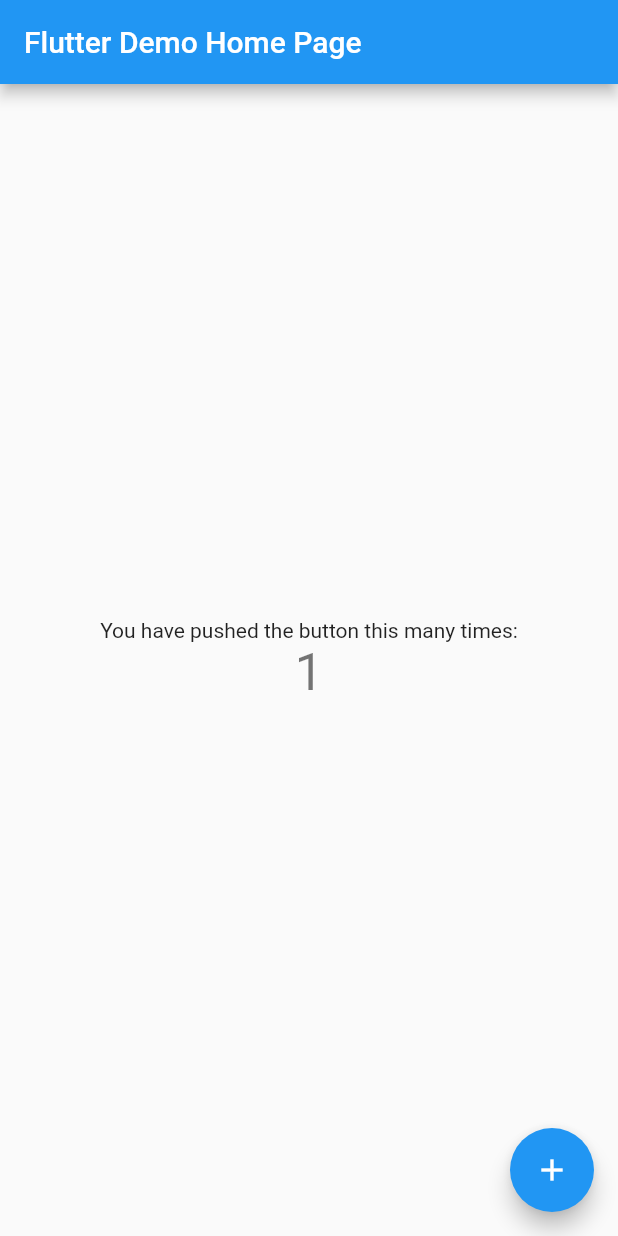
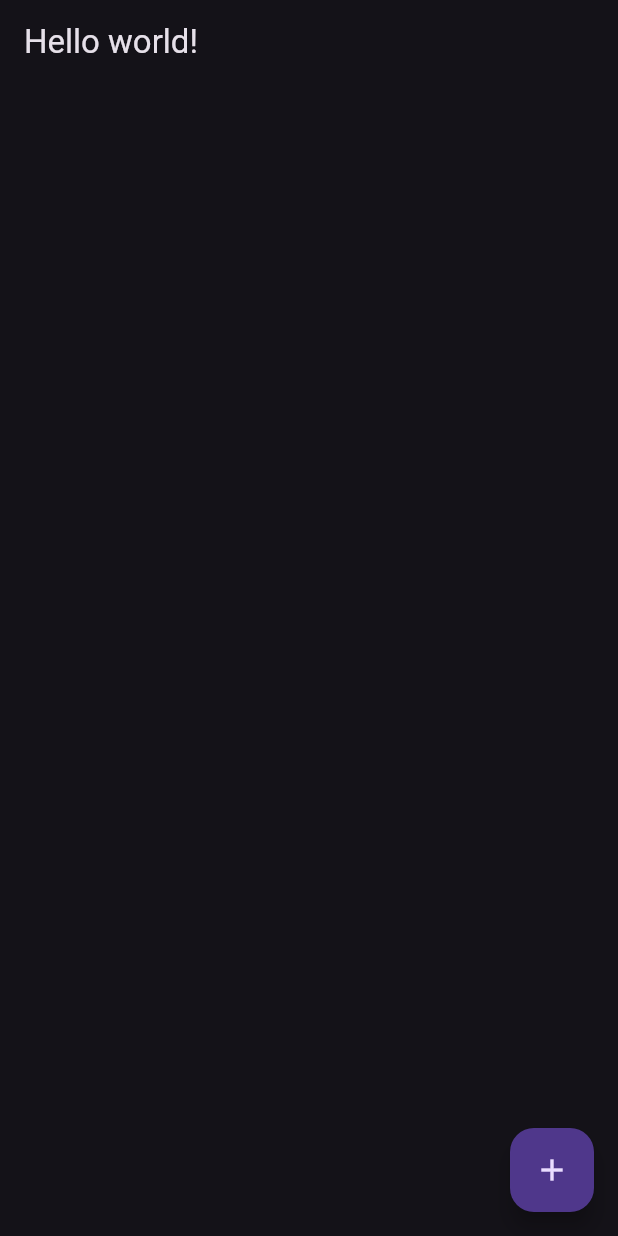
Before and after one commit to ariesvelasquez/instagram_clone, a Flutter app: the screen it shows after launch, after a tap on the "add" icon, on a phone screen of 412 x 824 dp. Run offline on Flutter 3.47's test engine with Material 2 defaults, Android fonts, the phone set to English and light mode, and no system bars; our stand-ins replace firebase_core; accounts and stored records are empty.

```diff
--- a/lib/main.dart
+++ b/lib/main.dart
@@ -1,115 +1,52 @@
+import 'package:firebase_core/firebase_core.dart';
 import 'package:flutter/material.dart';
+import 'package:instagram_clone/firebase_options.dart';
 
-void main() {
-  runApp(const MyApp());
+void main() async {
+  WidgetsFlutterBinding.ensureInitialized();
+  await Firebase.initializeApp(
+    options: DefaultFirebaseOptions.currentPlatform,
+  );
+  runApp(
+    const App(),
+  );
 }
 
-class MyApp extends StatelessWidget {
-  const MyApp({super.key});
+class App extends StatelessWidget {
+  const App({Key? key}) : super(key: key);
 
-  // This widget is the root of your application.
   @override
   Widget build(BuildContext context) {
     return MaterialApp(
       title: 'Flutter Demo',
+      darkTheme: ThemeData.dark(
+        useMaterial3: true,
+      ),
       theme: ThemeData(
-        // This is the theme of your application.
-        //
-        // Try running your application with "flutter run". You'll see the
-        // application has a blue toolbar. Then, without quitting the app, try
-        // changing the primarySwatch below to Colors.green and then invoke
-        // "hot reload" (press "r" in the console where you ran "flutter run",
-        // or simply save your changes to "hot reload" in a Flutter IDE).
-        // Notice that the counter didn't reset back to zero; the application
-        // is not restarted.
-        primarySwatch: Colors.blue,
+        useMaterial3: true,
+        colorScheme: ColorScheme.fromSeed(seedColor: Colors.deepOrange),
       ),
-      home: const MyHomePage(title: 'Flutter Demo Home Page'),
+      themeMode: ThemeMode.dark,
+      home: const HomePage(),
     );
   }
 }
 
-class MyHomePage extends StatefulWidget {
-  const MyHomePage({super.key, required this.title});
-
-  // This widget is the home page of your application. It is stateful, meaning
-  // that it has a State object (defined below) that contains fields that affect
-  // how it looks.
-
-  // This class is the configuration for the state. It holds the values (in this
-  // case the title) provided by the parent (in this case the App widget) and
-  // used by the build method of the State. Fields in a Widget subclass are
-  // always marked "final".
-
-  final String title;
-
-  @override
-  State<MyHomePage> createState() => _MyHomePageState();
-}
-
-class _MyHomePageState extends State<MyHomePage> {
-  int _counter = 0;
-
-  void _incrementCounter() {
-    setState(() {
-      // This call to setState tells the Flutter framework that something has
-      // changed in this State, which causes it to rerun the build method below
-      // so that the display can reflect the updated values. If we changed
-      // _counter without calling setState(), then the build method would not be
-      // called again, and so nothing would appear to happen.
-      _counter++;
-    });
-  }
+class HomePage extends StatelessWidget {
+  const HomePage({Key? key}) : super(key: key);
 
   @override
   Widget build(BuildContext context) {
-    // This method is rerun every time setState is called, for instance as done
-    // by the _incrementCounter method above.
-    //
-    // The Flutter framework has been optimized to make rerunning build methods
-    // fast, so that you can just rebuild anything that needs updating rather
-    // than having to individually change instances of widgets.
     return Scaffold(
       appBar: AppBar(
-        // Here we take the value from the MyHomePage object that was created by
-        // the App.build method, and use it to set our appbar title.
-        title: Text(widget.title),
-      ),
-      body: Center(
-        // Center is a layout widget. It takes a single child and positions it
-        // in the middle of the parent.
-        child: Column(
-          // Column is also a layout widget. It takes a list of children and
-          // arranges them vertically. By default, it sizes itself to fit its
-          // children horizontally, and tries to be as tall as its parent.
-          //
-          // Invoke "debug painting" (press "p" in the console, choose the
-          // "Toggle Debug Paint" action from the Flutter Inspector in Android
-          // Studio, or the "Toggle Debug Paint" command in Visual Studio Code)
-          // to see the wireframe for each widget.
-          //
-          // Column has various properties to control how it sizes itself and
-          // how it positions its children. Here we use mainAxisAlignment to
-          // center the children vertically; the main axis here is the vertical
-          // axis because Columns are vertical (the cross axis would be
-          // horizontal).
-          mainAxisAlignment: MainAxisAlignment.center,
-          children: <Widget>[
-            const Text(
-              'You have pushed the button this many times:',
-            ),
-            Text(
-              '$_counter',
-              style: Theme.of(context).textTheme.headlineMedium,
-            ),
-          ],
-        ),
+        title: const Text('Hello world!'),
       ),
       floatingActionButton: FloatingActionButton(
-        onPressed: _incrementCounter,
-        tooltip: 'Increment',
+        onPressed: () {
+
+        },
         child: const Icon(Icons.add),
-      ), // This trailing comma makes auto-formatting nicer for build methods.
+      ),
     );
   }
 }
```
Also changed, not shown: pubspec.yaml (+18 -0 lines), pubspec.lock, 10 other files.
